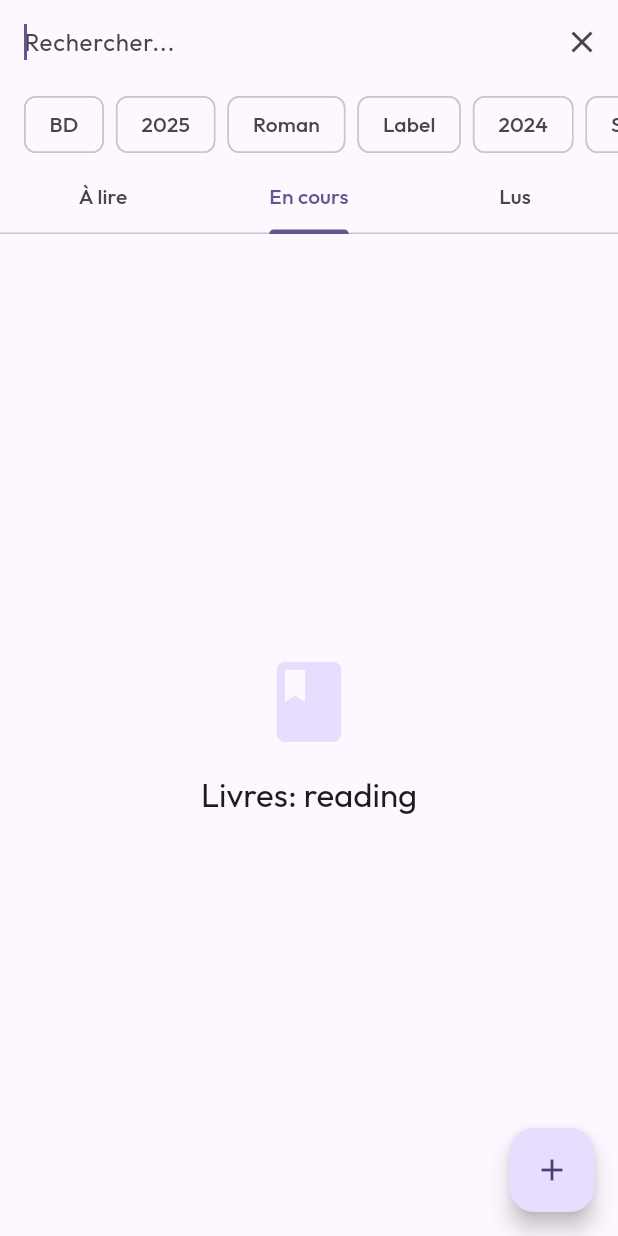
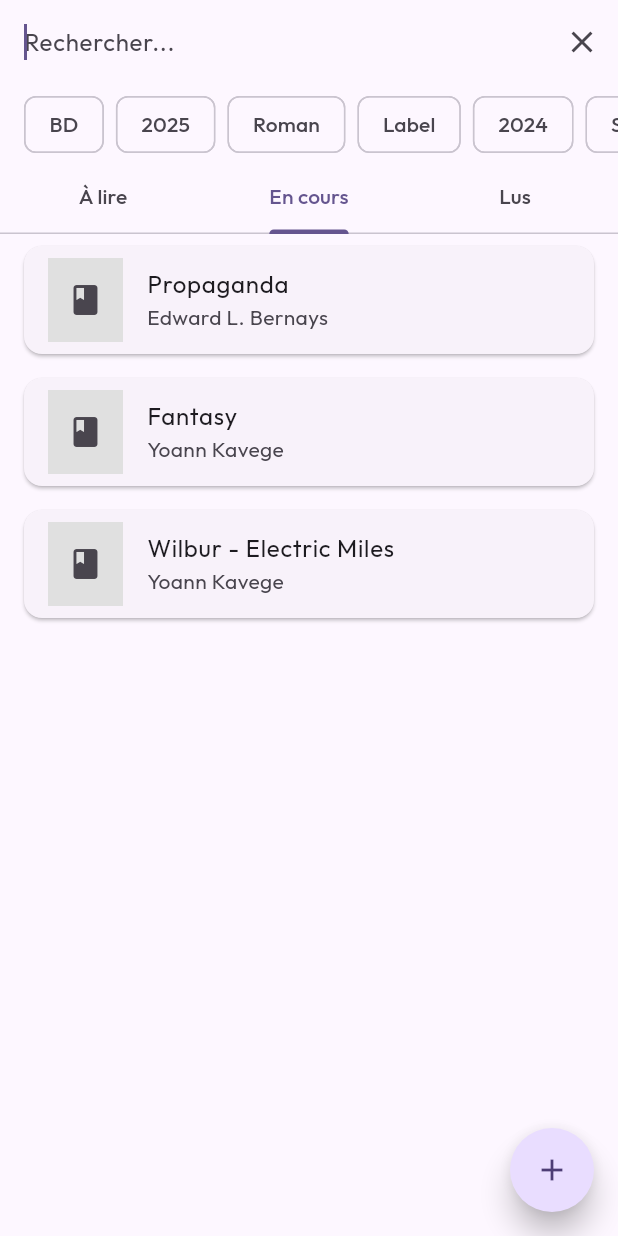
Before and after one commit to Attadeurtia/ilwyrm, a Flutter app: the screen it shows after launch, tab 2 chosen, after a tap on the "search" icon, on a phone screen of 412 x 824 dp. Run offline on Flutter 3.47's test engine with Material 3 defaults, Android fonts, the phone set to English and light mode, and no system bars; drawn by our look-alikes of flutter_speed_dial; our stand-ins replace drift, flutter_riverpod, google_fonts; missing offline and left inert: mobile_scanner; accounts and stored records are empty; generated files the repository leaves out were written again.

Commit message:
feat: implement add book flow with scanner, manual search, Open Library integration, and initial seed data.

```diff
--- a/lib/data/database.dart
+++ b/lib/data/database.dart
@@ -15,7 +15,24 @@ class AppDatabase extends _$AppDatabase {
   AppDatabase() : super(_openConnection());
 
   @override
-  int get schemaVersion => 1;
+  int get schemaVersion => 2;
+
+  @override
+  MigrationStrategy get migration {
+    return MigrationStrategy(
+      onCreate: (Migrator m) async {
+        await m.createAll();
+      },
+      onUpgrade: (Migrator m, int from, int to) async {
+        // Development mode: Drop all tables and recreate to ensure schema matches
+        // This is destructive but safe for this stage of development
+        for (final table in allTables) {
+          await m.deleteTable(table.actualTableName);
+        }
+        await m.createAll();
+      },
+    );
+  }
 }
 
 LazyDatabase _openConnection() {
--- /dev/null
+++ b/lib/data/seed_data.dart
@@ -0,0 +1,76 @@
+import 'package:drift/drift.dart';
+import 'database.dart';
+
+Future<void> seedDatabase(AppDatabase db) async {
+  final count = await db.select(db.books).get().then((l) => l.length);
+  if (count > 0) return; // Already seeded
+
+  await db.batch((batch) {
+    batch.insertAll(db.books, [
+      BooksCompanion(
+        title: const Value('Le premier jour du reste de ma vie'),
+        authorText: const Value('Virginie Grimaldi'),
+        remoteId: const Value('https://bookwyrm.social/book/2160704'),
+        openlibraryKey: const Value('OL39815586M'),
+        isbn10: const Value('2253098469'),
+        isbn13: const Value('9782253098461'),
+        oclcNumber: const Value('953079987'),
+        startDate: Value(DateTime(2025, 11, 20)),
+        finishDate: Value(DateTime(2025, 11, 21)),
+        shelf: const Value('read'),
+        shelfName: const Value('Read'),
+        shelfDate: Value(DateTime(2025, 11, 21)),
+        rating: const Value(5), // Assuming a rating
+      ),
+      BooksCompanion(
+        title: const Value('Propaganda'),
+        authorText: const Value('Edward L. Bernays'),
+        remoteId: const Value('https://bookwyrm.social/book/306835'),
+        openlibraryKey: const Value('OL17764619M'),
+        isbn10: const Value('2355220018'),
+        isbn13: const Value('9782355220012'),
+        startDate: Value(DateTime(2025, 10, 11)),
+        shelf: const Value('reading'),
+        shelfName: const Value('Currently Reading'),
+        shelfDate: Value(DateTime(2025, 10, 13)),
+      ),
+      // Adding a "To Read" book for completeness
+      const BooksCompanion(
+        title: Value('Dune'),
+        authorText: Value('Frank Herbert'),
+        shelf: Value('to_read'),
+        shelfName: Value('To Read'),
+      ),
+      const BooksCompanion(
+        title: Value('Shin Zero'),
+        authorText: Value('Frank Herbert'),
+        shelf: Value('to_read'),
+        shelfName: Value('To Read'),
+      ),
+      const BooksCompanion(
+        title: Value('Shin Zero'),
+        authorText: Value('Frank Herbert'),
+        shelf: Value('to_read'),
+        shelfName: Value('To Read'),
+      ),
+      const BooksCompanion(
+        title: Value(' La Terre verte'),
+        authorText: Value('Hervé Tanquerelle'),
+        shelf: Value('to_read'),
+        shelfName: Value('To Read'),
+      ),
+      const BooksCompanion(
+        title: Value('Fantasy'),
+        authorText: Value('Yoann Kavege'),
+        shelf: Value('reading'),
+        shelfName: Value('Currently Reading'),
+      ),
+      const BooksCompanion(
+        title: Value('Wilbur - Electric Miles'),
+        authorText: Value('Yoann Kavege'),
+        shelf: Value('reading'),
+        shelfName: Value('Currently Reading'),
+      ),
+    ]);
+  });
+}
--- a/lib/main.dart
+++ b/lib/main.dart
@@ -2,10 +2,22 @@ import 'package:flutter/material.dart';
 import 'package:flutter_riverpod/flutter_riverpod.dart';
 import 'package:flutter_localizations/flutter_localizations.dart';
 import 'package:google_fonts/google_fonts.dart';
+import 'data/database.dart';
+import 'data/seed_data.dart';
 import 'ui/home/home_page.dart';
 
-void main() {
-  runApp(const ProviderScope(child: IlwyrmApp()));
+void main() async {
+  WidgetsFlutterBinding.ensureInitialized();
+
+  final db = AppDatabase();
+  await seedDatabase(db);
+
+  runApp(
+    ProviderScope(
+      overrides: [databaseProvider.overrideWithValue(db)],
+      child: const IlwyrmApp(),
+    ),
+  );
 }
 
 class IlwyrmApp extends StatelessWidget {
--- a/lib/ui/books/book_list_view.dart
+++ b/lib/ui/books/book_list_view.dart
@@ -1,22 +1,101 @@
 import 'package:flutter/material.dart';
+import 'package:flutter_riverpod/flutter_riverpod.dart';
+import '../../data/database.dart';
 
-class BookListView extends StatelessWidget {
+class BookListView extends ConsumerWidget {
   final String status;
 
   const BookListView({super.key, required this.status});
 
   @override
-  Widget build(BuildContext context) {
-    // Placeholder content
+  Widget build(BuildContext context, WidgetRef ref) {
+    final database = ref.watch(databaseProvider);
+
+    // Map tab status to database shelf values
+    // "À lire" -> "to_read" (or "to-read")
+    // "En cours" -> "reading"
+    // "Lus" -> "read"
+    String dbStatus;
+    if (status == 'to_read') {
+      dbStatus = 'to_read'; // Or 'to-read' depending on what we used in seed
+    } else if (status == 'reading') {
+      dbStatus = 'reading';
+    } else {
+      dbStatus = 'read';
+    }
+
+    // Handle the 'to-read' vs 'to_read' inconsistency if any
+    // In seed we used 'to_read' for Dune and 'read'/'reading' for others.
+    // Let's query safely.
+
+    return StreamBuilder<List<Book>>(
+      stream: (database.select(
+        database.books,
+      )..where((tbl) => tbl.shelf.equals(dbStatus))).watch(),
+      builder: (context, snapshot) {
+        if (snapshot.hasError) {
+          return Center(child: Text('Error: ${snapshot.error}'));
+        }
+        if (!snapshot.hasData) {
+          return const Center(child: CircularProgressIndicator());
+        }
+
+        final books = snapshot.data!;
+
+        if (books.isEmpty) {
           return Center(
             child: Column(
               mainAxisAlignment: MainAxisAlignment.center,
               children: [
-          Icon(Icons.book, size: 64, color: Theme.of(context).colorScheme.primaryContainer),
+                Icon(
+                  Icons.library_books_outlined,
+                  size: 64,
+                  color: Theme.of(
+                    context,
+                  ).colorScheme.secondary.withValues(alpha: 0.5),
+                ),
                 const SizedBox(height: 16),
-          Text('Livres: $status', style: Theme.of(context).textTheme.titleLarge),
+                Text(
+                  'Aucun livre ici',
+                  style: Theme.of(context).textTheme.titleMedium,
+                ),
               ],
             ),
           );
         }
+
+        return ListView.builder(
+          itemCount: books.length,
+          itemBuilder: (context, index) {
+            final book = books[index];
+            return Card(
+              margin: const EdgeInsets.symmetric(horizontal: 16, vertical: 8),
+              child: ListTile(
+                leading: Container(
+                  width: 50,
+                  height: 75,
+                  color: Colors.grey[300], // Placeholder for cover
+                  child: const Icon(Icons.book),
+                ),
+                title: Text(book.title),
+                subtitle: Text(book.authorText ?? 'Auteur inconnu'),
+                trailing: book.rating != null
+                    ? Row(
+                        mainAxisSize: MainAxisSize.min,
+                        children: [
+                          const Icon(Icons.star, size: 16, color: Colors.amber),
+                          Text('${book.rating}'),
+                        ],
+                      )
+                    : null,
+                onTap: () {
+                  // TODO: Navigate to details
+                },
+              ),
+            );
+          },
+        );
+      },
+    );
   }
+}
--- a/lib/ui/home/home_page.dart
+++ b/lib/ui/home/home_page.dart
@@ -1,5 +1,8 @@
 import 'package:flutter/material.dart';
 import 'package:flutter_riverpod/flutter_riverpod.dart';
+import 'package:flutter_speed_dial/flutter_speed_dial.dart';
+import '../add_book/scanner_page.dart';
+import '../add_book/search_book_page.dart';
 import 'filter_bar.dart';
 import '../books/book_list_view.dart';
 
@@ -10,7 +13,8 @@ class HomePage extends ConsumerStatefulWidget {
   ConsumerState<HomePage> createState() => _HomePageState();
 }
 
-class _HomePageState extends ConsumerState<HomePage> with SingleTickerProviderStateMixin {
+class _HomePageState extends ConsumerState<HomePage>
+    with SingleTickerProviderStateMixin {
   late TabController _tabController;
   bool _isSearchActive = false;
   final TextEditingController _searchController = TextEditingController();
@@ -61,7 +65,10 @@ class _HomePageState extends ConsumerState<HomePage> with SingleTickerProviderSt
                 // TODO: Implement sort
               },
               itemBuilder: (context) => [
-                const PopupMenuItem(value: 'date', child: Text('Date d\'ajout')),
+                const PopupMenuItem(
+                  value: 'date',
+                  child: Text('Date d\'ajout'),
+                ),
                 const PopupMenuItem(value: 'title', child: Text('Titre')),
                 const PopupMenuItem(value: 'author', child: Text('Auteur')),
               ],
@@ -75,7 +82,9 @@ class _HomePageState extends ConsumerState<HomePage> with SingleTickerProviderSt
           ],
         ],
         bottom: PreferredSize(
-          preferredSize: const Size.fromHeight(100), // Height for TabBar + FilterBar
+          preferredSize: const Size.fromHeight(
+            100,
+          ), // Height for TabBar + FilterBar
           child: Column(
             children: [
               const FilterBar(),
@@ -99,11 +108,41 @@ class _HomePageState extends ConsumerState<HomePage> with SingleTickerProviderSt
           BookListView(status: 'read'),
         ],
       ),
-      floatingActionButton: FloatingActionButton(
-        onPressed: () {
-          // TODO: Add book
-        },
-        child: const Icon(Icons.add),
+      floatingActionButton: SpeedDial(
+        icon: Icons.add,
+        activeIcon: Icons.close,
+        spacing: 3,
+        childPadding: const EdgeInsets.all(5),
+        spaceBetweenChildren: 4,
+        // renderOverlay: false, // Try disabling overlay if it causes issues
+        tooltip: 'Ajouter un livre',
+        heroTag: 'speed-dial-hero-tag',
+        elevation: 8.0,
+        shape: const CircleBorder(),
+        children: [
+          SpeedDialChild(
+            child: const Icon(Icons.qr_code_scanner),
+            backgroundColor: Theme.of(context).colorScheme.primaryContainer,
+            label: 'Scanner',
+            labelStyle: const TextStyle(fontSize: 18.0),
+            onTap: () {
+              Navigator.of(context).push(
+                MaterialPageRoute(builder: (context) => const ScannerPage()),
+              );
+            },
+          ),
+          SpeedDialChild(
+            child: const Icon(Icons.search),
+            backgroundColor: Theme.of(context).colorScheme.primaryContainer,
+            label: 'Recherche',
+            labelStyle: const TextStyle(fontSize: 18.0),
+            onTap: () {
+              Navigator.of(context).push(
+                MaterialPageRoute(builder: (context) => const SearchBookPage()),
+              );
+            },
+          ),
+        ],
       ),
     );
   }
--- a/pubspec.yaml
+++ b/pubspec.yaml
@@ -44,6 +44,8 @@ dependencies:
   intl: ^0.20.2
   flutter_localizations:
     sdk: flutter
+  http: ^1.6.0
+  flutter_speed_dial: ^7.0.0
 
 dev_dependencies:
   flutter_test:
```
Also changed, not shown: lib/data/open_library_api.dart (added, +58 -0 lines), lib/ui/add_book/edit_book_page.dart (added, +156 -0 lines), lib/ui/add_book/scanner_page.dart (added, +72 -0 lines), lib/ui/add_book/search_book_page.dart (added, +94 -0 lines), pubspec.lock. Lines whose indentation alone changed are shown as unchanged.
